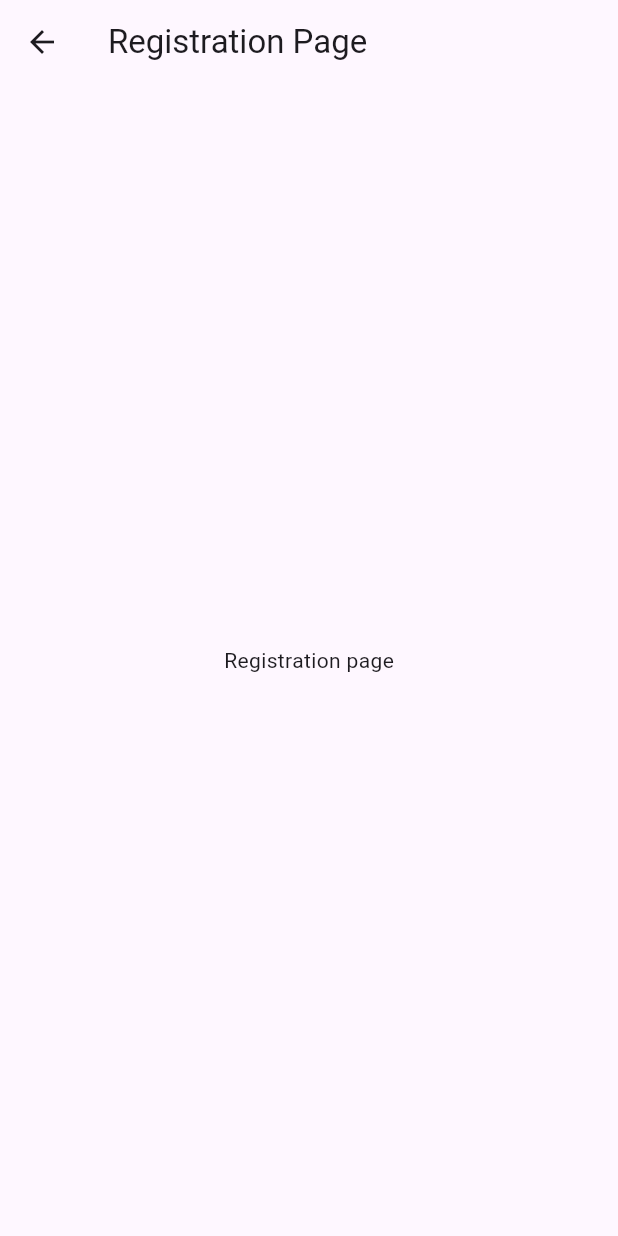
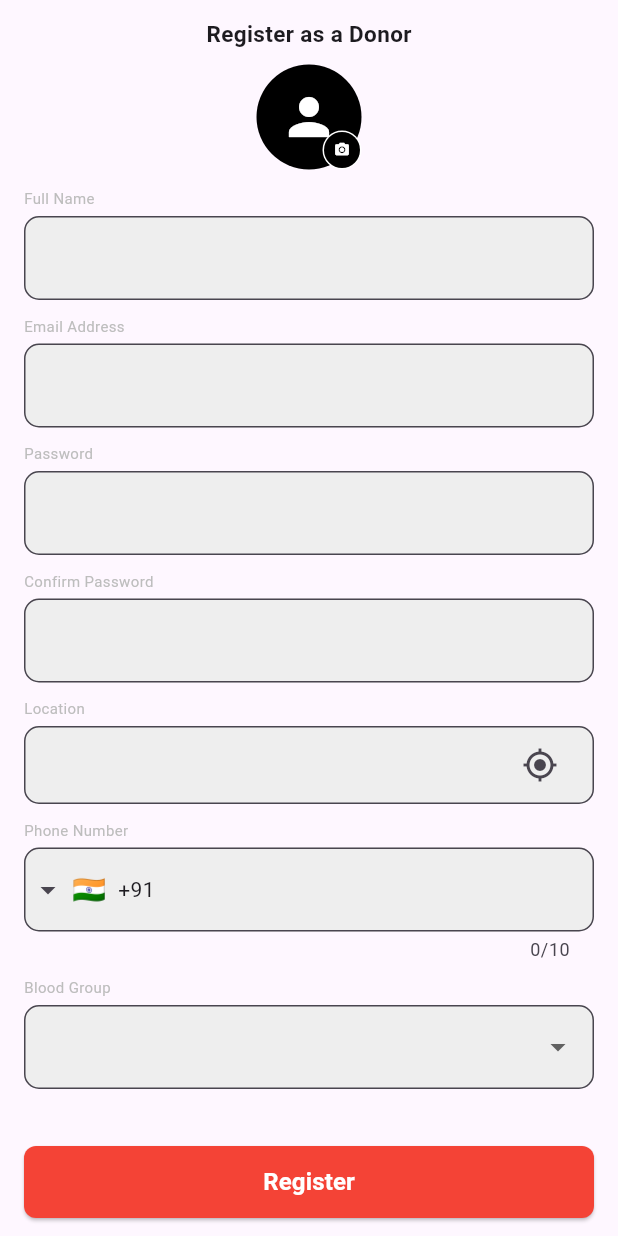
Before and after one commit to ZionStarPvt/helpalife-mobile, a Flutter app: the RegistrationPage screen opened directly, on a phone screen of 412 x 824 dp. Run offline on Flutter 3.47's test engine with Material 3 defaults, Android fonts, the phone set to English and light mode, and no system bars; drawn by our look-alikes of intl_phone_field; our stand-ins replace flutter_otp_text_field, get, loading_animation_widget.

Commit message:
design the registration page

```diff
--- /dev/null
+++ b/lib/registration_screen/blood_group_dropdown.dart
@@ -0,0 +1,43 @@
+import 'package:flutter/material.dart';
+
+class BloodGroupDropdown extends StatelessWidget {
+  final List<String> bloodGroups;
+  final String? selectedGroup;
+  final Function(String?) onChanged;
+
+  const BloodGroupDropdown({
+    super.key,
+    required this.bloodGroups,
+    required this.selectedGroup,
+    required this.onChanged,
+  });
+
+  @override
+  Widget build(BuildContext context) {
+    return Column(
+      crossAxisAlignment: CrossAxisAlignment.start,
+      children: [
+        Text("Blood Group", style: TextStyle(fontSize: 10, color: Colors.grey[400])),
+        SizedBox(height: 5),
+        DropdownButtonFormField<String>(
+          decoration: InputDecoration(
+            filled: true,
+            fillColor: Colors.grey[200],
+            border: OutlineInputBorder(
+              borderRadius: BorderRadius.circular(10)),
+          ),
+          value: selectedGroup,
+          validator: (value) => value == null ? 'Please select a blood group' : null,
+          items: bloodGroups.map(
+                (group) => DropdownMenuItem(
+              value: group,
+              child: Text(group),
+            ),
+          ).toList(),
+          onChanged: onChanged,
+        ),
+        SizedBox(height: 10),
+      ],
+    );
+  }
+}
--- /dev/null
+++ b/lib/registration_screen/confirm_password_field.dart
@@ -0,0 +1,39 @@
+import 'package:flutter/material.dart';
+
+class ConfirmPasswordField extends StatelessWidget {
+  final TextEditingController controller;
+  final TextEditingController passwordController;
+
+  const ConfirmPasswordField({
+    super.key,
+    required this.controller,
+    required this.passwordController,
+  });
+
+  @override
+  Widget build(BuildContext context) {
+    return Column(
+      crossAxisAlignment: CrossAxisAlignment.start,
+      children: [
+        Text("Confirm Password", style: TextStyle(fontSize: 10, color: Colors.grey[400])),
+        SizedBox(height: 5),
+        TextFormField(
+          controller: controller,
+          obscureText: true,
+          validator: (value) {
+            if (value != passwordController.text) return 'Passwords do not match';
+            return null;
+          },
+          decoration: InputDecoration(
+            filled: true,
+            fillColor: Colors.grey[200],
+            border: OutlineInputBorder(
+              borderRadius: BorderRadius.circular(10),
+            ),
+          ),
+        ),
+        SizedBox(height: 10),
+      ],
+    );
+  }
+}
--- /dev/null
+++ b/lib/registration_screen/email_field.dart
@@ -0,0 +1,36 @@
+import 'package:flutter/material.dart';
+
+class EmailField extends StatelessWidget {
+  final TextEditingController controller;
+
+  const EmailField({super.key, required this.controller});
+
+  @override
+  Widget build(BuildContext context) {
+    return Column(
+      crossAxisAlignment: CrossAxisAlignment.start,
+      children: [
+        Text("Email Address", style: TextStyle(fontSize: 10, color: Colors.grey[400])),
+        SizedBox(height: 5),
+        TextFormField(
+          controller: controller,
+          validator: (value) {
+            if (value == null || value.trim().isEmpty) return 'Required';
+            if (!RegExp(r"^[\w-\.]+@([\w-]+\.)+[\w-]{2,4}$").hasMatch(value.trim())) {
+              return 'Invalid Email';
+            }
+            return null;
+          },
+          decoration: InputDecoration(
+            filled: true,
+            fillColor: Colors.grey[200],
+            border: OutlineInputBorder(
+              borderRadius: BorderRadius.circular(10),
+            ),
+          ),
+        ),
+        SizedBox(height: 10),
+      ],
+    );
+  }
+}
--- /dev/null
+++ b/lib/registration_screen/location_field.dart
@@ -0,0 +1,56 @@
+import 'package:flutter/material.dart';
+
+class LocationField extends StatelessWidget {
+  final String? selectedLocation;
+  final List<String> locations;
+  final Function(String?) onChanged;
+
+  const LocationField({
+    super.key,
+    required this.selectedLocation,
+    required this.locations,
+    required this.onChanged,
+  });
+
+  @override
+  Widget build(BuildContext context) {
+    return Column(
+      crossAxisAlignment: CrossAxisAlignment.start,
+      children: [
+        Text(
+          "Location",
+          style: TextStyle(fontSize: 10, color: Colors.grey[400]),
+        ),
+        SizedBox(height: 5),
+        DropdownButtonFormField<String>(
+          value: selectedLocation,
+          onChanged: onChanged,
+          items: locations
+              .map((place) => DropdownMenuItem(
+            value: place,
+            child: Text(place),
+          ))
+              .toList(),
+          decoration: InputDecoration(
+            filled: true,
+            fillColor: Colors.grey[200],
+            border: OutlineInputBorder(
+              borderRadius: BorderRadius.circular(10)),
+            contentPadding: EdgeInsets.symmetric(horizontal: 12, vertical: 14),
+            suffixIcon: IconButton(
+              icon: Icon(Icons.my_location),
+              onPressed: () {
+
+              },
+            ),
+          ),
+          validator: (value) {
+            if (value == null || value.isEmpty) return 'Required';
+            return null;
+          },
+        ),
+        SizedBox(height: 10),
+      ],
+    );
+  }
+}
--- /dev/null
+++ b/lib/registration_screen/name_field.dart
@@ -0,0 +1,32 @@
+import 'package:flutter/material.dart';
+
+class NameField extends StatelessWidget {
+  final TextEditingController controller;
+
+  const NameField({super.key, required this.controller});
+
+  @override
+  Widget build(BuildContext context) {
+    return Column(
+      crossAxisAlignment: CrossAxisAlignment.start,
+      children: [
+        Text("Full Name", style: TextStyle(fontSize: 10, color: Colors.grey[400])),
+        SizedBox(height: 5),
+        TextFormField(
+          controller: controller,
+          validator: (value) {
+            if (value == null || value.trim().isEmpty) return 'Required';
+            return null;
+          },
+          decoration: InputDecoration(
+            filled: true,
+            fillColor: Colors.grey[200],
+            border: OutlineInputBorder(
+              borderRadius: BorderRadius.circular(10)),
+          ),
+        ),
+        SizedBox(height: 10),
+      ],
+    );
+  }
+}
--- /dev/null
+++ b/lib/registration_screen/password_field.dart
@@ -0,0 +1,34 @@
+import 'package:flutter/material.dart';
+
+class PasswordField extends StatelessWidget {
+  final TextEditingController controller;
+
+  const PasswordField({super.key, required this.controller});
+
+  @override
+  Widget build(BuildContext context) {
+    return Column(
+      crossAxisAlignment: CrossAxisAlignment.start,
+      children: [
+        Text("Password", style: TextStyle(fontSize: 10, color: Colors.grey[400])),
+        SizedBox(height: 5),
+        TextFormField(
+          controller: controller,
+          obscureText: true,
+          validator: (value) {
+            if (value == null || value.isEmpty) return 'Required';
+            return null;
+          },
+          decoration: InputDecoration(
+            filled: true,
+            fillColor: Colors.grey[200],
+            border: OutlineInputBorder(
+              borderRadius: BorderRadius.circular(10),
+            ),
+          ),
+        ),
+        SizedBox(height: 10),
+      ],
+    );
+  }
+}
--- /dev/null
+++ b/lib/registration_screen/phone_number_field.dart
@@ -0,0 +1,54 @@
+import 'package:flutter/material.dart';
+import 'package:intl_phone_field/intl_phone_field.dart';
+
+class PhoneNumberField extends StatelessWidget {
+  final TextEditingController controller;
+
+  const PhoneNumberField({
+    super.key,
+    required this.controller,
+  });
+
+  @override
+  Widget build(BuildContext context) {
+    return FormField<String>(
+      validator: (_) {
+        final phone = controller.text.trim();
+        if (phone.isEmpty || phone.length < 10) {
+          return 'Invalid phone number';
+        }
+        if (!RegExp(r'^\d+$').hasMatch(phone)) {
+          return 'Only digits are allowed';
+        }
+        return null;
+      },
+      builder: (state) => Column(
+        crossAxisAlignment: CrossAxisAlignment.start,
+        children: [
+          Text("Phone Number", style: TextStyle(fontSize: 10, color: Colors.grey[400])),
+          SizedBox(height: 5),
+          IntlPhoneField(
+            controller: controller,
+            initialCountryCode: 'IN',
+            decoration: InputDecoration(
+              filled: true,
+              fillColor: Colors.grey[200],
+              border: OutlineInputBorder(
+                borderRadius: BorderRadius.circular(10)),
+            ),
+            onChanged: (phone) {
+              controller.text = phone.number;
+              state.didChange(phone.number);
+            },
+          ),
+          if (state.hasError)
+            Padding(
+              padding: const EdgeInsets.only(left: 8.0),
+              child: Text(state.errorText!, style: TextStyle(color: Colors.red, fontSize: 12)),
+            ),
+          SizedBox(height: 10),
+        ],
+      ),
+    );
+  }
+}
--- /dev/null
+++ b/lib/registration_screen/registration_form.dart
@@ -0,0 +1,77 @@
+import 'package:flutter/material.dart';
+
+import 'blood_group_dropdown.dart';
+import 'confirm_password_field.dart';
+import 'email_field.dart';
+import 'location_field.dart';
+import 'name_field.dart';
+import 'password_field.dart';
+import 'phone_number_field.dart';
+
+class RegistrationForm extends StatefulWidget {
+  const RegistrationForm({super.key});
+
+  @override
+  RegistrationFormState createState() => RegistrationFormState();
+}
+
+class RegistrationFormState extends State<RegistrationForm> {
+  final _formKey = GlobalKey<FormState>();
+  final _nameController = TextEditingController();
+  final _emailController = TextEditingController();
+  final _passwordController = TextEditingController();
+  final _confirmPasswordController = TextEditingController();
+  final _phoneController = TextEditingController();
+
+  String? _selectedLocation;
+  String? _selectedBloodGroup;
+
+  final _locations = ["Chennai", "Coimbatore", "Madurai", "Trichy", "Salem"];
+  final _bloodGroups = ["A+", "A-", "B+", "B-", "O+", "O-", "AB+", "AB-"];
+
+  bool validateForm() {
+    return _formKey.currentState?.validate() ?? false;
+  }
+
+  @override
+  void dispose() {
+    super.dispose();
+  }
+
+  @override
+  Widget build(BuildContext context) {
+    return Form(
+      key: _formKey,
+      child: Column(
+        children: [
+          NameField(controller: _nameController),
+          EmailField(controller: _emailController),
+          PasswordField(controller: _passwordController),
+          ConfirmPasswordField(
+            controller: _confirmPasswordController,
+            passwordController: _passwordController,
+          ),
+          LocationField(
+            selectedLocation: _selectedLocation,
+            locations: _locations,
+            onChanged: (value) {
+              setState(() {
+                _selectedLocation = value;
+              });
+            },
+          ),
+          PhoneNumberField(controller: _phoneController),
+          BloodGroupDropdown(
+            bloodGroups: _bloodGroups,
+            selectedGroup: _selectedBloodGroup,
+            onChanged: (value) {
+              setState(() {
+                _selectedBloodGroup = value;
+              });
+            },
+          ),
+        ],
+      ),
+    );
+  }
+}
--- a/lib/registration_screen/registration_page.dart
+++ b/lib/registration_screen/registration_page.dart
@@ -1,4 +1,5 @@
 import 'package:flutter/material.dart';
+import 'package:helpalife_mobile/registration_screen/registration_form.dart';
 
 class RegistrationPage extends StatefulWidget {
   const RegistrationPage({super.key});
@@ -8,14 +9,83 @@ class RegistrationPage extends StatefulWidget {
 }
 
 class _RegistrationPageState extends State<RegistrationPage> {
+  final GlobalKey<RegistrationFormState> _formKey = GlobalKey<RegistrationFormState>();
+
   @override
   Widget build(BuildContext context) {
     return Scaffold(
-      appBar: AppBar(
-        title: Text('Registration Page'),
-      ),
-      body: Center(
-        child: Text('Registration page'),
+      body: SafeArea(
+        child: Column(
+          children: [
+            Expanded(
+              child: SingleChildScrollView(
+                padding: const EdgeInsets.symmetric(horizontal: 16.0),
+                child: Column(
+                  children: [
+                    SizedBox(height: 12),
+                    Center(
+                      child: Text(
+                        "Register as a Donor",
+                        style: TextStyle(fontSize: 15, fontWeight: FontWeight.bold),
+                      ),
+                    ),
+                    SizedBox(height: 10),
+                    Center(
+                      child: Stack(
+                        children: [
+                          CircleAvatar(
+                            radius: 35,
+                            backgroundColor: Colors.black,
+                            child: Icon(Icons.person, size: 40, color: Colors.white),
+                          ),
+                          Positioned(
+                            bottom: 0,
+                            right: 0,
+                            child: CircleAvatar(
+                              radius: 13,
+                              backgroundColor: Colors.white,
+                              child: CircleAvatar(
+                                radius: 12,
+                                backgroundColor: Colors.black,
+                                child: Icon(Icons.camera_alt, size: 11, color: Colors.white),
+                              ),
+                            ),
+                          ),
+                        ],
+                      ),
+                    ),
+                    SizedBox(height: 12),
+                    RegistrationForm(key: _formKey),
+                  ],
+                ),
+              ),
+            ),
+            Padding(
+              padding: const EdgeInsets.symmetric(horizontal: 16, vertical: 12),
+              child: SizedBox(
+                width: double.infinity,
+                height: 48,
+                child: ElevatedButton(
+                  onPressed: () {
+                    if (_formKey.currentState!.validateForm()) {
+                      print("Registering user...");
+                    } else {
+                      print("Invalid form");
+                    }
+                  },
+                  style: ElevatedButton.styleFrom(
+                    backgroundColor: Colors.red,
+                    shape: RoundedRectangleBorder(borderRadius: BorderRadius.circular(8)),
+                  ),
+                  child: Text(
+                    "Register",
+                    style: TextStyle(color: Colors.white, fontSize: 16, fontWeight: FontWeight.bold),
+                  ),
+                ),
+              ),
+            ),
+          ],
+        ),
       ),
     );
   }
```
